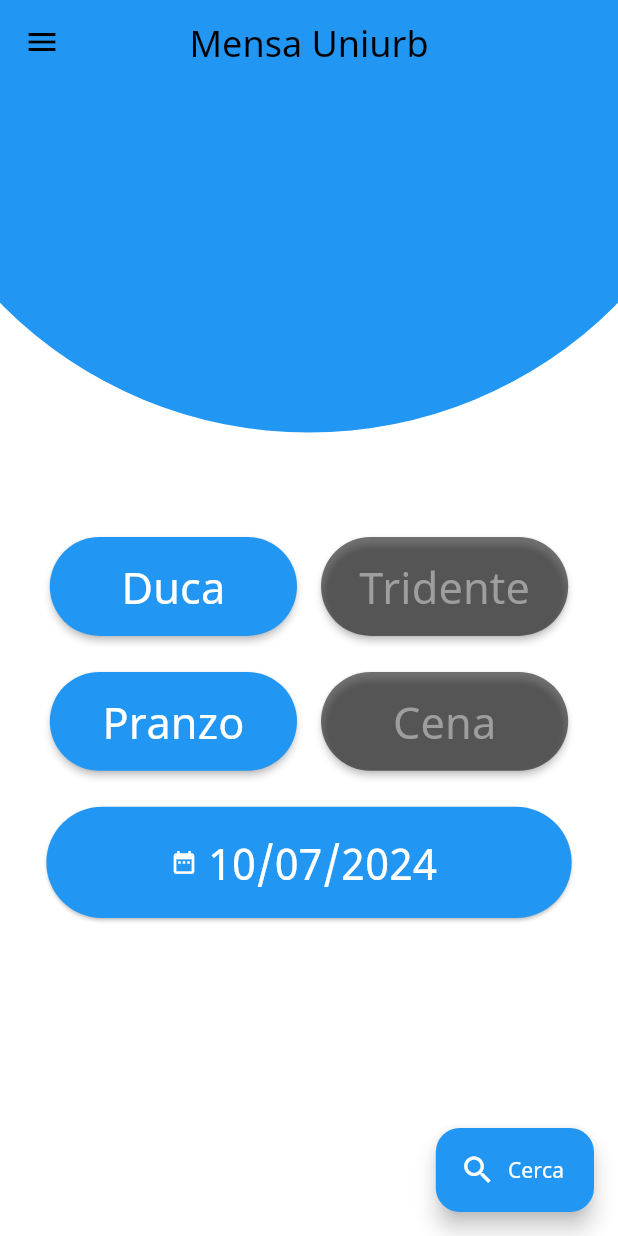
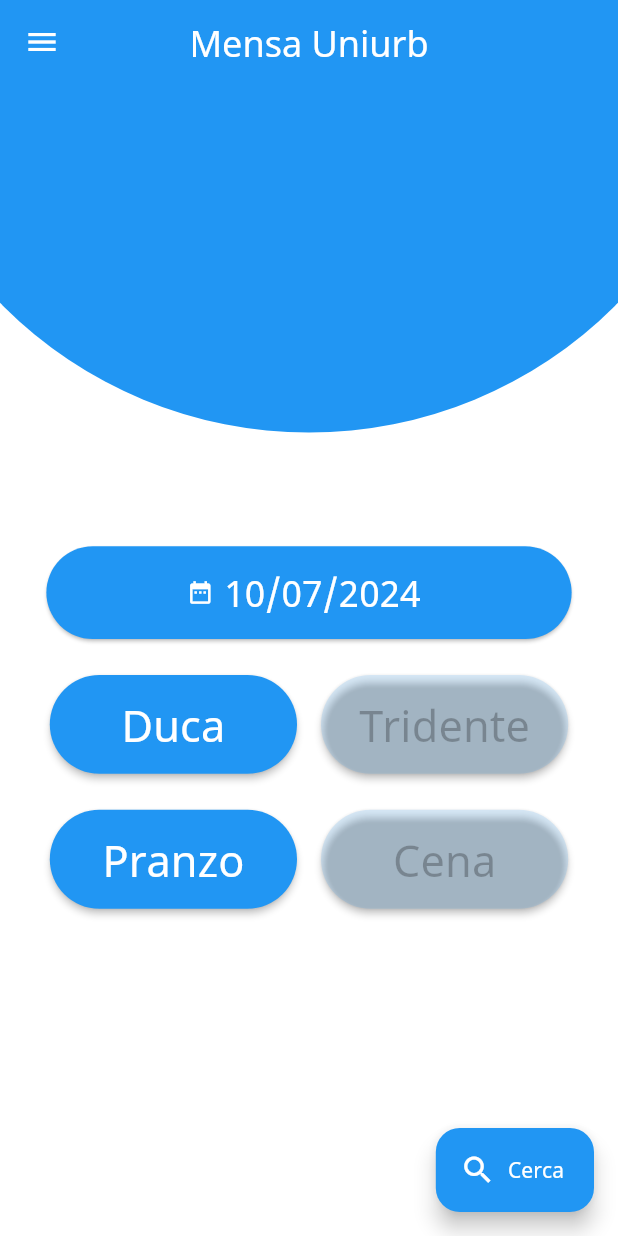
Before and after one commit to GitWizards/MensaUniurbApp, a Flutter app: the screen it shows after launch, on a phone screen of 412 x 824 dp. Run offline on Flutter 3.47's test engine with Material 3 defaults, Android fonts, the phone set to English and light mode, and no system bars; our stand-ins replace font_awesome_flutter, shared_preferences, url_launcher_web; missing offline and left inert: shared_preferences_web.

Commit message:
Updated UI and SDK target

```diff
--- a/lib/themes.dart
+++ b/lib/themes.dart
@@ -40,7 +40,8 @@ class MyTheme with ChangeNotifier {
 ThemeData lightTheme = ThemeData(
   colorScheme: ColorScheme.light(
     primary: Colors.blue,
-    secondary: Colors.lightBlue,
+    secondary: Colors.white,
+    tertiary: Colors.black26,
   ),
   fontFamily: 'Noto',
 );
@@ -48,8 +49,9 @@ ThemeData lightTheme = ThemeData(
 // Dark-grey theme
 ThemeData darkTheme = ThemeData(
   colorScheme: ColorScheme.dark(
-    primary: const Color(0xFF222222),
+    primary: Colors.black26,
     secondary: Colors.white,
+    tertiary: Colors.white12,
   ),
   fontFamily: 'Noto',
 );
--- a/lib/views/searchView.dart
+++ b/lib/views/searchView.dart
@@ -33,7 +33,16 @@ class _SearchViewState extends State<SearchView> {
   Widget build(BuildContext context) {
     return Scaffold(
       appBar: AppBar(
-        title: Text(widget.title, style: TextStyle(fontSize: 24)),
+        title: Text(
+          widget.title,
+          style: TextStyle(
+            fontSize: 24,
+            color: Theme.of(context).colorScheme.secondary,
+          ),
+        ),
+        iconTheme: IconThemeData(
+          color: Theme.of(context).colorScheme.secondary,
+        ),
         centerTitle: true,
         flexibleSpace: CustomPaint(
           painter: CircleAppBar(context: context),
@@ -46,6 +55,13 @@ class _SearchViewState extends State<SearchView> {
         child: Column(
           mainAxisAlignment: MainAxisAlignment.center,
           children: <Widget>[
+            // Custom data picker
+            Container(
+              padding: EdgeInsets.only(top: 12, bottom: 12),
+              child: DataPicker(
+                setFunc: _dateCallback,
+              ),
+            ),
             Container(
               padding: EdgeInsets.only(top: 12, bottom: 12),
               child: RadioButtons(
@@ -64,13 +80,6 @@ class _SearchViewState extends State<SearchView> {
                 text2: humanNamesMap["dinner"],
                 value2: "dinner",
                 callback: _mealCallback,
-              ),
-            ),
-            // Custom data picker
-            Container(
-              padding: EdgeInsets.only(top: 12, bottom: 12),
-              child: DataPicker(
-                setFunc: _dateCallback,
               ),
             ),
           ],
--- a/lib/widgets/datePicker.dart
+++ b/lib/widgets/datePicker.dart
@@ -36,7 +36,7 @@ class _DataPickerState extends State<DataPicker> {
               child: Text(
                 date,
                 style: TextStyle(
-                  fontSize: MediaQuery.of(context).size.width * 0.07,
+                  fontSize: MediaQuery.of(context).size.width * 0.06,
                   color: Colors.white,
                 ),
               ),
@@ -46,12 +46,12 @@ class _DataPickerState extends State<DataPicker> {
         ),
         style: ElevatedButton.styleFrom(
           shape: StadiumBorder(),
-          primary: Theme.of(context).colorScheme.primary,
+          backgroundColor: Theme.of(context).colorScheme.primary,
         ),
         onPressed: () => _showDateTimePicker(context),
       ),
       width: MediaQuery.of(context).size.width * 0.85,
-      height: MediaQuery.of(context).size.height * 0.09,
+      height: MediaQuery.of(context).size.height * 0.075,
     );
   }
 
--- a/lib/widgets/drawer.dart
+++ b/lib/widgets/drawer.dart
@@ -6,7 +6,7 @@ import 'package:mensa_uniurb/utils/browser.dart';
 Container getDrawer(BuildContext context, MyTheme theme) {
   return Container(
     width: 250,
-    color: Theme.of(context).backgroundColor,
+    color: Theme.of(context).cardColor,
     child: ListView(
       children: <Widget>[
         // Open github repo
@@ -24,7 +24,7 @@ Container getDrawer(BuildContext context, MyTheme theme) {
         ListTile(
           leading: Icon(FontAwesomeIcons.telegram),
           title: Text('Bot Telegram', style: TextStyle(fontSize: 17)),
-          subtitle: Text('The old ways'),
+          subtitle: Text('The classic'),
           onTap: () => openUrl(
             context,
             Uri.parse("https://t.me/MensaUniurb_Bot"),
@@ -34,7 +34,7 @@ Container getDrawer(BuildContext context, MyTheme theme) {
         // Open telegram bot page
         ListTile(
           leading: Icon(FontAwesomeIcons.peopleCarryBox),
-          title: Text('Contattaci', style: TextStyle(fontSize: 17)),
+          title: Text('Get in touch', style: TextStyle(fontSize: 17)),
           subtitle: Text('Segnala problemi'),
           onTap: () => openUrl(
             context,
--- a/lib/widgets/radioButtons.dart
+++ b/lib/widgets/radioButtons.dart
@@ -59,18 +59,22 @@ class _RadioButtonsState extends State<RadioButtons> {
             style: buttonStyle(state),
           ),
           style: ButtonStyle(
-            elevation: MaterialStateProperty.all(2),
-            shape: MaterialStateProperty.all<OutlinedBorder>(StadiumBorder()),
-            backgroundColor: MaterialStateProperty.resolveWith<Color>(
-              (Set<MaterialState> states) {
-                if (state)
+            elevation: WidgetStateProperty.all(2),
+            shape: WidgetStateProperty.all<OutlinedBorder>(StadiumBorder()),
+            backgroundColor: WidgetStateProperty.resolveWith<Color>(
+              (Set<WidgetState> states) {
+                if (state) {
                   return Theme.of(context).colorScheme.primary;
-                else
-                  return Colors.black54;
+                } else {
+                  return Theme.of(context)
+                      .colorScheme
+                      .primary
+                      .withOpacity(0.15);
+                }
               },
             ),
           ),
-          onPressed: () => state ? null : toogleButton(),
+          onPressed: () => state ? null : toggleButton(),
         ),
         width: MediaQuery.of(context).size.width * 0.4,
         height: MediaQuery.of(context).size.height * 0.08,
@@ -78,7 +82,7 @@ class _RadioButtonsState extends State<RadioButtons> {
     );
   }
 
-  void toogleButton() {
+  void toggleButton() {
     setState(() {
       active = !active;
       active ? widget.callback(widget.value1) : widget.callback(widget.value2);
@@ -89,12 +93,12 @@ class _RadioButtonsState extends State<RadioButtons> {
     if (state) {
       return TextStyle(
         fontSize: MediaQuery.of(context).size.width * 0.07,
-        color: Colors.white,
+        color: Theme.of(context).colorScheme.secondary,
       );
     } else {
       return TextStyle(
         fontSize: MediaQuery.of(context).size.width * 0.07,
-        color: Colors.grey,
+        color: Theme.of(context).colorScheme.tertiary,
       );
     }
   }
```
Also changed, not shown: lib/views/resultView.dart (+33 -6 lines), lib/widgets/mealTile.dart (+12 -1 lines), pubspec.yaml (+6 -6 lines), pubspec.lock, 6 other files.
